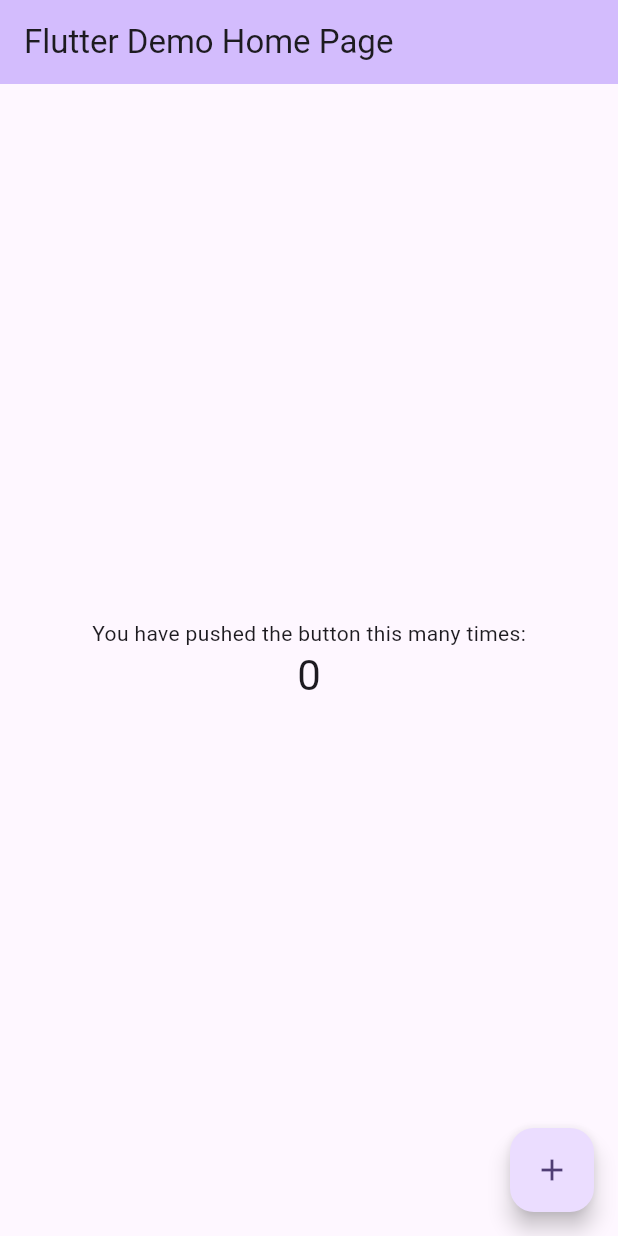
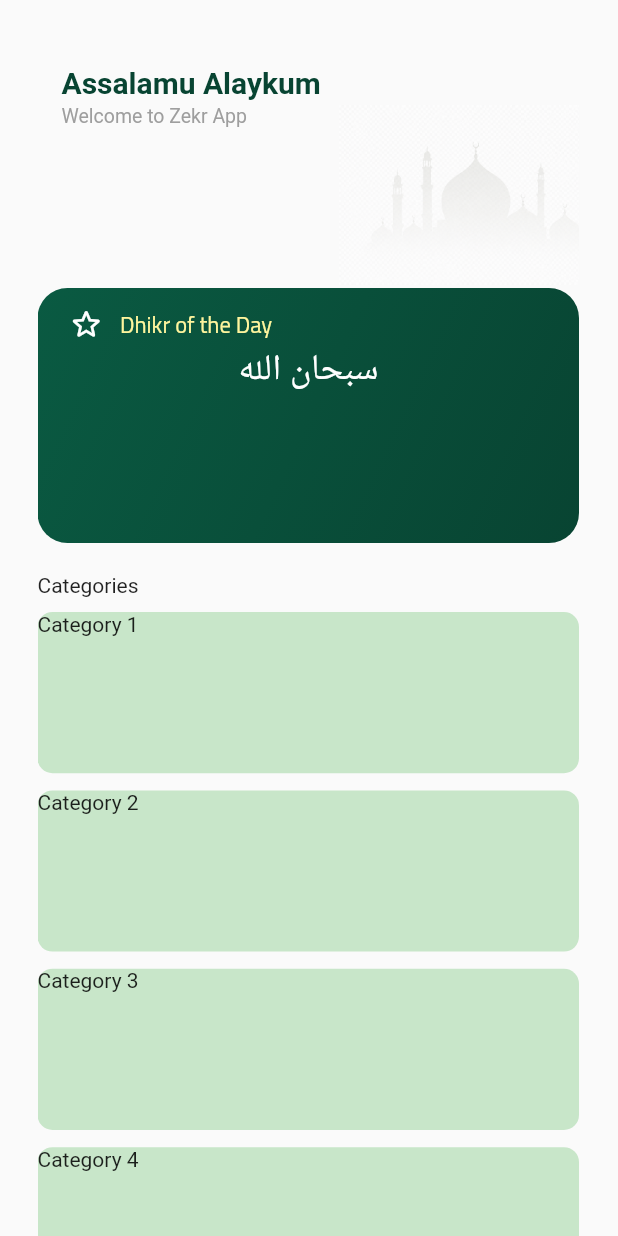
Before and after one commit to Mo123elsayed/zekr, a Flutter app: the screen it shows after launch, on a phone screen of 412 x 824 dp. Run offline on Flutter 3.47's test engine with Material 3 defaults, Android fonts, the phone set to English and light mode, and no system bars; our stand-ins replace flutter_screenutil; Roboto replaces fonts that are missing (Pliant).

Commit message:
Add initial screen implementations and assets for Zekr App
- Added HomeScreen with UI components including greeting and categories.
- Created placeholder screens for categories, details, favorites, onboarding, search, settings, and splash.
- Included mosque skyline image asset for HomeScreen.

```diff
--- a/lib/core/routing/app_router.dart
+++ b/lib/core/routing/app_router.dart
@@ -0,0 +1,23 @@
+import 'package:flutter/material.dart';
+import 'package:zekr/core/routing/routes.dart';
+import 'package:zekr/view/ui/screens/home_screen.dart';
+
+class AppRouter {
+  Route<dynamic> generateRoute(RouteSettings settings) {
+    switch (settings.name) {
+      case Routes.home:
+        return MaterialPageRoute(
+          builder: (_) => const HomeScreen(),
+          settings: settings,
+        );
+      // case '/details':
+      //   return MaterialPageRoute(builder: (_) => const DetailsScreen());
+      default:
+        return MaterialPageRoute(
+          builder: (_) => Scaffold(
+            body: Center(child: Text('No route defined for ${settings.name}')),
+          ),
+        );
+    }
+  }
+}
--- a/lib/core/routing/routes.dart
+++ b/lib/core/routing/routes.dart
@@ -0,0 +1,3 @@
+class Routes {
+  static const String home = '/';
+}
--- a/lib/main.dart
+++ b/lib/main.dart
@@ -1,122 +1,6 @@
 import 'package:flutter/material.dart';
+import 'package:zekr/zekr_app.dart';
 
 void main() {
-  runApp(const MyApp());
+  runApp(const ZekrApp());
 }
-
-class MyApp extends StatelessWidget {
-  const MyApp({super.key});
-
-  // This widget is the root of your application.
-  @override
-  Widget build(BuildContext context) {
-    return MaterialApp(
-      title: 'Flutter Demo',
-      theme: ThemeData(
-        // This is the theme of your application.
-        //
-        // TRY THIS: Try running your application with "flutter run". You'll see
-        // the application has a purple toolbar. Then, without quitting the app,
-        // try changing the seedColor in the colorScheme below to Colors.green
-        // and then invoke "hot reload" (save your changes or press the "hot
-        // reload" button in a Flutter-supported IDE, or press "r" if you used
-        // the command line to start the app).
-        //
-        // Notice that the counter didn't reset back to zero; the application
-        // state is not lost during the reload. To reset the state, use hot
-        // restart instead.
-        //
-        // This works for code too, not just values: Most code changes can be
-        // tested with just a hot reload.
-        colorScheme: .fromSeed(seedColor: Colors.deepPurple),
-      ),
-      home: const MyHomePage(title: 'Flutter Demo Home Page'),
-    );
-  }
-}
-
-class MyHomePage extends StatefulWidget {
-  const MyHomePage({super.key, required this.title});
-
-  // This widget is the home page of your application. It is stateful, meaning
-  // that it has a State object (defined below) that contains fields that affect
-  // how it looks.
-
-  // This class is the configuration for the state. It holds the values (in this
-  // case the title) provided by the parent (in this case the App widget) and
-  // used by the build method of the State. Fields in a Widget subclass are
-  // always marked "final".
-
-  final String title;
-
-  @override
-  State<MyHomePage> createState() => _MyHomePageState();
-}
-
-class _MyHomePageState extends State<MyHomePage> {
-  int _counter = 0;
-
-  void _incrementCounter() {
-    setState(() {
-      // This call to setState tells the Flutter framework that something has
-      // changed in this State, which causes it to rerun the build method below
-      // so that the display can reflect the updated values. If we changed
-      // _counter without calling setState(), then the build method would not be
-      // called again, and so nothing would appear to happen.
-      _counter++;
-    });
-  }
-
-  @override
-  Widget build(BuildContext context) {
-    // This method is rerun every time setState is called, for instance as done
-    // by the _incrementCounter method above.
-    //
-    // The Flutter framework has been optimized to make rerunning build methods
-    // fast, so that you can just rebuild anything that needs updating rather
-    // than having to individually change instances of widgets.
-    return Scaffold(
-      appBar: AppBar(
-        // TRY THIS: Try changing the color here to a specific color (to
-        // Colors.amber, perhaps?) and trigger a hot reload to see the AppBar
-        // change color while the other colors stay the same.
-        backgroundColor: Theme.of(context).colorScheme.inversePrimary,
-        // Here we take the value from the MyHomePage object that was created by
-        // the App.build method, and use it to set our appbar title.
-        title: Text(widget.title),
-      ),
-      body: Center(
-        // Center is a layout widget. It takes a single child and positions it
-        // in the middle of the parent.
-        child: Column(
-          // Column is also a layout widget. It takes a list of children and
-          // arranges them vertically. By default, it sizes itself to fit its
-          // children horizontally, and tries to be as tall as its parent.
-          //
-          // Column has various properties to control how it sizes itself and
-          // how it positions its children. Here we use mainAxisAlignment to
-          // center the children vertically; the main axis here is the vertical
-          // axis because Columns are vertical (the cross axis would be
-          // horizontal).
-          //
-          // TRY THIS: Invoke "debug painting" (choose the "Toggle Debug Paint"
-          // action in the IDE, or press "p" in the console), to see the
-          // wireframe for each widget.
-          mainAxisAlignment: .center,
-          children: [
-            const Text('You have pushed the button this many times:'),
-            Text(
-              '$_counter',
-              style: Theme.of(context).textTheme.headlineMedium,
-            ),
-          ],
-        ),
-      ),
-      floatingActionButton: FloatingActionButton(
-        onPressed: _incrementCounter,
-        tooltip: 'Increment',
-        child: const Icon(Icons.add),
-      ),
-    );
-  }
-}
--- /dev/null
+++ b/lib/view/ui/screens/home_screen.dart
@@ -0,0 +1,146 @@
+import 'package:flutter/material.dart';
+import 'package:flutter_screenutil/flutter_screenutil.dart';
+
+class HomeScreen extends StatelessWidget {
+  const HomeScreen({super.key});
+
+  @override
+  Widget build(BuildContext context) {
+    return Scaffold(
+      body: Padding(
+        padding: const EdgeInsets.only(top: 30.0, left: 25.0, right: 26.0),
+        child: Stack(
+          children: [
+            Positioned(
+              right: -30,
+              top: 40,
+              child: Image.asset(
+                'assets/imgs/pngs/mosque_skyline.png',
+                width: 200,
+                height: 120,
+              ),
+            ),
+            Column(
+              children: [
+                ListTile(
+                  title: Text(
+                    'Assalamu Alaykum',
+                    style: TextStyle(
+                      fontSize: 20,
+                      fontWeight: FontWeight.bold,
+                      color: const Color.fromARGB(255, 8, 68, 50),
+                      fontFamily: "Pliant",
+                    ),
+                    textAlign: TextAlign.start,
+                  ),
+                  subtitle: Text(
+                    'Welcome to Zekr App',
+                    style: TextStyle(
+                      fontSize: 13,
+                      color: Colors.grey,
+                      fontFamily: "Pliant",
+                    ),
+                  ),
+                ),
+                SizedBox(height: 90),
+                Container(
+                  padding: EdgeInsets.only(
+                    left: 20,
+                    right: 20,
+                    top: 10,
+                    bottom: 10,
+                  ),
+                  width: double.infinity,
+                  height: 170,
+                  decoration: BoxDecoration(
+                    gradient: const LinearGradient(
+                      colors: [Color(0xFF0A5A42), Color(0xFF084432)],
+                      begin: Alignment.topLeft,
+                      end: Alignment.bottomRight,
+                    ),
+                    borderRadius: BorderRadius.circular(20),
+                  ),
+                  child: Column(
+                    children: [
+                      Row(
+                        children: [
+                          Icon(
+                            Icons.star_border_rounded,
+                            color: Colors.white,
+                            size: 25,
+                          ),
+                          SizedBox(width: 10),
+                          Text(
+                            'Dhikr of the Day',
+                            style: TextStyle(
+                              color: Colors.yellow[200],
+                              fontSize: 15,
+                              fontFamily: "Cairo",
+                            ),
+                          ),
+                        ],
+                      ),
+                      Text(
+                        'سبحان الله',
+                        style: TextStyle(color: Colors.white, fontSize: 24),
+                      ),
+                    ],
+                  ),
+                ),
+                SizedBox(height: 20),
+                Container(
+                  width: double.infinity,
+                  alignment: Alignment.bottomLeft,
+                  child: Text(
+                    'Categories',
+                    style: TextStyle(fontSize: 14, fontFamily: "Pliant"),
+                  ),
+                ),
+                SizedBox(height: 10),
+                Expanded(
+                  child: GridView.count(
+                    mainAxisSpacing: 10.w,
+                    mainAxisExtent: 90.h,
+                    crossAxisSpacing: 10.w,
+                    childAspectRatio: 7 / 8,
+                    crossAxisCount: 1,
+                    children: [
+                      Container(
+                        child: Text('Category 1'),
+                        decoration: BoxDecoration(
+                          color: Colors.green[100],
+                          borderRadius: BorderRadius.circular(10),
+                        ),
+                      ),
+                      Container(
+                        child: Text('Category 2'),
+                        decoration: BoxDecoration(
+                          color: Colors.green[100],
+                          borderRadius: BorderRadius.circular(10),
+                        ),
+                      ),
+                      Container(
+                        child: Text('Category 3'),
+                        decoration: BoxDecoration(
+                          color: Colors.green[100],
+                          borderRadius: BorderRadius.circular(10),
+                        ),
+                      ),
+                      Container(
+                        child: Text('Category 4'),
+                        decoration: BoxDecoration(
+                          color: Colors.green[100],
+                          borderRadius: BorderRadius.circular(10),
+                        ),
+                      ),
+                    ],
+                  ),
+                ),
+              ],
+            ),
+          ],
+        ),
+      ),
+    );
+  }
+}
--- a/lib/zekr_app.dart
+++ b/lib/zekr_app.dart
@@ -0,0 +1,24 @@
+import 'package:flutter/material.dart';
+import 'package:flutter_screenutil/flutter_screenutil.dart';
+import 'package:zekr/core/routing/app_router.dart';
+
+class ZekrApp extends StatelessWidget {
+  const ZekrApp({super.key});
+
+  @override
+  Widget build(BuildContext context) {
+    AppRouter appRouter = AppRouter();
+
+    return ScreenUtilInit(
+      designSize: const Size(360, 690),
+      minTextAdapt: true,
+      splitScreenMode: true,
+      child: MaterialApp(
+        debugShowCheckedModeBanner: false,
+        title: 'Zekr App',
+        theme: ThemeData(useMaterial3: false, primarySwatch: Colors.blue),
+        onGenerateRoute: appRouter.generateRoute,
+      ),
+    );
+  }
+}
```
Also changed, not shown: pubspec.yaml (+14 -11 lines), assets/fonts/Cairo/Cairo-Bold.ttf (added), assets/fonts/Cairo/Cairo-Regular.ttf (added), assets/fonts/Pliant/Pliant-Bold.ttf (added), assets/fonts/Pliant/Pliant-Regular.ttf (added), assets/imgs/pngs/mosque_skyline.png (added), lib/view/ui/screens/categories_screen.dart (added), lib/view/ui/screens/details_screen.dart (added), lib/view/ui/screens/favorites_screen.dart (added), lib/view/ui/screens/onboarding_screen.dart (added), lib/view/ui/screens/search_screen.dart (added), lib/view/ui/screens/settings_screen.dart (added), lib/view/ui/screens/splash_screen.dart (added), pubspec.lock, 1 other file.
